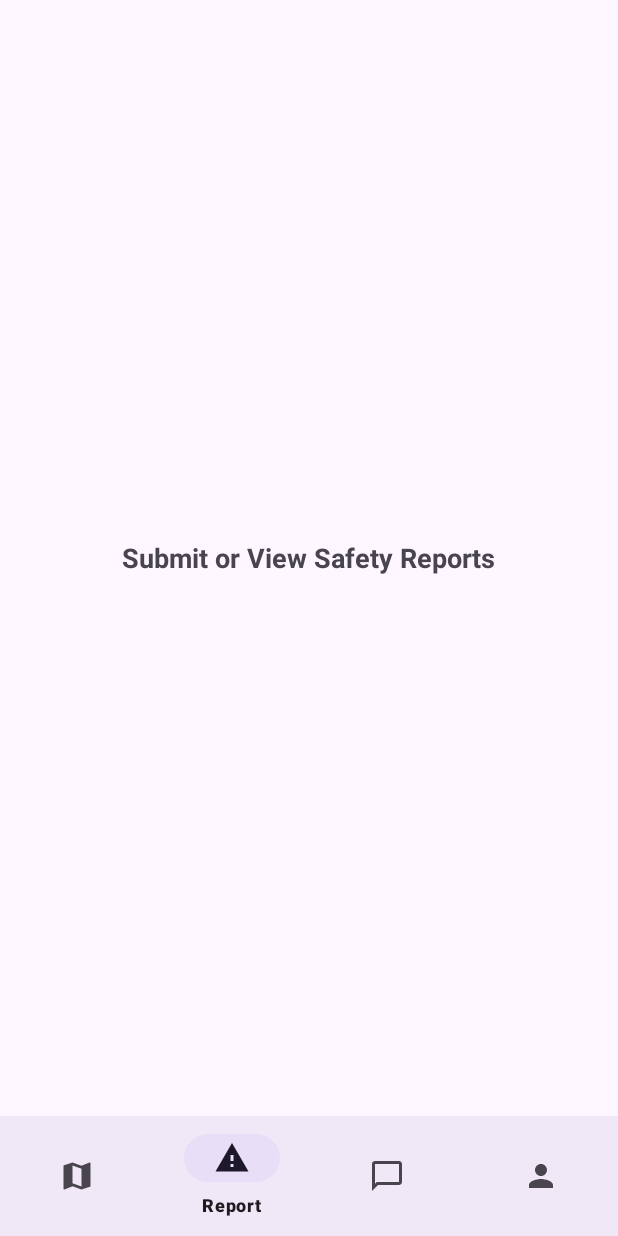
After one commit to JustAlone305/UMPayung, an Android app: the ReportFragment screen opened through its navigation route, on a phone screen of 412 x 824 dp. The commit adds this screen. Run offline under Robolectric (Android 15) with nearby library versions, the phone set to English and light mode, and no system bars; our stand-ins replace navigation-ui.

Commit message:
feat: implement root bottom navigation shell and multilingual strings

```diff
--- a/app/src/main/java/com/um/payung/MainActivity.java
+++ b/app/src/main/java/com/um/payung/MainActivity.java
@@ -3,6 +3,10 @@ package com.um.payung;
 import android.os.Bundle;
 import android.util.Log;
 import androidx.appcompat.app.AppCompatActivity;
+import androidx.navigation.NavController;
+import androidx.navigation.fragment.NavHostFragment;
+import androidx.navigation.ui.NavigationUI;
+import com.google.android.material.bottomnavigation.BottomNavigationView;
 import java.util.concurrent.ExecutorService;
 import java.util.concurrent.Executors;
 
@@ -14,6 +18,15 @@ public class MainActivity extends AppCompatActivity {
     protected void onCreate(Bundle savedInstanceState) {
         super.onCreate(savedInstanceState);
         setContentView(R.layout.activity_main);
+
+        // Set up Bottom Navigation with Navigation Controller
+        NavHostFragment navHostFragment = (NavHostFragment) getSupportFragmentManager()
+                .findFragmentById(R.id.nav_host_fragment);
+        if (navHostFragment != null) {
+            NavController navController = navHostFragment.getNavController();
+            BottomNavigationView bottomNav = findViewById(R.id.bottom_navigation);
+            NavigationUI.setupWithNavController(bottomNav, navController);
+        }
 
         // Load the 14,000+ node graph asynchronously on a worker thread
         ExecutorService executor = Executors.newSingleThreadExecutor();
@@ -31,4 +44,8 @@ public class MainActivity extends AppCompatActivity {
             });
         });
     }
+
+    public CampusGraphParser.GraphData getCampusGraph() {
+        return campusGraph;
+    }
 }
--- /dev/null
+++ b/app/src/main/java/com/um/payung/ui/HomeFragment.java
@@ -0,0 +1,24 @@
+package com.um.payung.ui;
+
+import android.os.Bundle;
+import android.view.LayoutInflater;
+import android.view.View;
+import android.view.ViewGroup;
+import androidx.annotation.NonNull;
+import androidx.annotation.Nullable;
+import androidx.fragment.app.Fragment;
+import com.um.payung.R;
+
+public class HomeFragment extends Fragment {
+
+    public HomeFragment() {
+        // Required empty public constructor
+    }
+
+    @Nullable
+    @Override
+    public View onCreateView(@NonNull LayoutInflater inflater, @Nullable ViewGroup container,
+                             @Nullable Bundle savedInstanceState) {
+        return inflater.inflate(R.layout.fragment_home, container, false);
+    }
+}
--- /dev/null
+++ b/app/src/main/java/com/um/payung/ui/ReportFragment.java
@@ -0,0 +1,24 @@
+package com.um.payung.ui;
+
+import android.os.Bundle;
+import android.view.LayoutInflater;
+import android.view.View;
+import android.view.ViewGroup;
+import androidx.annotation.NonNull;
+import androidx.annotation.Nullable;
+import androidx.fragment.app.Fragment;
+import com.um.payung.R;
+
+public class ReportFragment extends Fragment {
+
+    public ReportFragment() {
+        // Required empty public constructor
+    }
+
+    @Nullable
+    @Override
+    public View onCreateView(@NonNull LayoutInflater inflater, @Nullable ViewGroup container,
+                             @Nullable Bundle savedInstanceState) {
+        return inflater.inflate(R.layout.fragment_report, container, false);
+    }
+}
--- /dev/null
+++ b/app/src/main/res/drawable/ic_nav_chat.xml
@@ -0,0 +1,9 @@
+<vector xmlns:android="http://schemas.android.com/apk/res/android"
+    android:width="24dp"
+    android:height="24dp"
+    android:viewportWidth="24"
+    android:viewportHeight="24">
+    <path
+        android:fillColor="#FF000000"
+        android:pathData="M20,2H4C2.9,2 2,2.9 2,4v18l4,-4h14c1.1,0 2,-0.9 2,-2V4C22,2.9 21.1,2 20,2zM20,16H5.17L4,17.17V4h16V16z"/>
+</vector>
--- /dev/null
+++ b/app/src/main/res/drawable/ic_nav_home.xml
@@ -0,0 +1,9 @@
+<vector xmlns:android="http://schemas.android.com/apk/res/android"
+    android:width="24dp"
+    android:height="24dp"
+    android:viewportWidth="24"
+    android:viewportHeight="24">
+    <path
+        android:fillColor="#FF000000"
+        android:pathData="M20.5,3l-0.16,0.03L15,5.1 9,3 3.36,4.9c-0.21,0.07 -0.36,0.25 -0.36,0.48V20.5c0,0.28 0.22,0.5 0.5,0.5l0.16,-0.03L9,18.9l6,2.1 5.64,-1.9c0.21,-0.07 0.36,-0.25 0.36,-0.48V3.5c0,-0.28 -0.22,-0.5 -0.5,-0.5zM15,19l-6,-2.11V5l6,2.11V19z"/>
+</vector>
--- /dev/null
+++ b/app/src/main/res/drawable/ic_nav_profile.xml
@@ -0,0 +1,9 @@
+<vector xmlns:android="http://schemas.android.com/apk/res/android"
+    android:width="24dp"
+    android:height="24dp"
+    android:viewportWidth="24"
+    android:viewportHeight="24">
+    <path
+        android:fillColor="#FF000000"
+        android:pathData="M12,12c2.21,0 4,-1.79 4,-4s-1.79,-4 -4,-4 -4,1.79 -4,4 1.79,4 4,4zM12,14c-2.67,0 -8,1.34 -8,4v2h16v-2c0,-2.66 -5.33,-4 -8,-4z"/>
+</vector>
--- /dev/null
+++ b/app/src/main/res/drawable/ic_nav_report.xml
@@ -0,0 +1,9 @@
+<vector xmlns:android="http://schemas.android.com/apk/res/android"
+    android:width="24dp"
+    android:height="24dp"
+    android:viewportWidth="24"
+    android:viewportHeight="24">
+    <path
+        android:fillColor="#FF000000"
+        android:pathData="M1,21h22L12,2 1,21zM13,18h-2v-2h2v2zM13,14h-2v-4h2v4z"/>
+</vector>
--- a/app/src/main/res/layout/activity_main.xml
+++ b/app/src/main/res/layout/activity_main.xml
@@ -2,18 +2,32 @@
 <androidx.constraintlayout.widget.ConstraintLayout xmlns:android="http://schemas.android.com/apk/res/android"
     xmlns:app="http://schemas.android.com/apk/res-auto"
     xmlns:tools="http://schemas.android.com/tools"
-    android:id="@+id/main"
+    android:id="@+id/container"
     android:layout_width="match_parent"
     android:layout_height="match_parent"
     tools:context=".MainActivity">
 
-    <TextView
-        android:layout_width="wrap_content"
+    <androidx.fragment.app.FragmentContainerView
+        android:id="@+id/nav_host_fragment"
+        android:name="androidx.navigation.fragment.NavHostFragment"
+        android:layout_width="0dp"
+        android:layout_height="0dp"
+        app:defaultNavHost="true"
+        app:layout_constraintBottom_toTopOf="@id/bottom_navigation"
+        app:layout_constraintEnd_toEndOf="parent"
+        app:layout_constraintStart_toStartOf="parent"
+        app:layout_constraintTop_toTopOf="parent"
+        app:navGraph="@navigation/nav_graph" />
+
+    <com.google.android.material.bottomnavigation.BottomNavigationView
+        android:id="@+id/bottom_navigation"
+        android:layout_width="0dp"
         android:layout_height="wrap_content"
-        android:text="Hello World!"
+        android:layout_gravity="bottom"
+        android:background="?android:attr/windowBackground"
         app:layout_constraintBottom_toBottomOf="parent"
         app:layout_constraintEnd_toEndOf="parent"
         app:layout_constraintStart_toStartOf="parent"
-        app:layout_constraintTop_toTopOf="parent" />
+        app:menu="@menu/bottom_nav_menu" />
 
 </androidx.constraintlayout.widget.ConstraintLayout>
--- /dev/null
+++ b/app/src/main/res/layout/fragment_report.xml
@@ -0,0 +1,15 @@
+<?xml version="1.0" encoding="utf-8"?>
+<FrameLayout xmlns:android="http://schemas.android.com/apk/res/android"
+    android:layout_width="match_parent"
+    android:layout_height="match_parent"
+    android:padding="16dp">
+
+    <TextView
+        android:id="@+id/text_report"
+        android:layout_width="wrap_content"
+        android:layout_height="wrap_content"
+        android:layout_gravity="center"
+        android:text="@string/placeholder_report"
+        android:textSize="18sp"
+        android:textStyle="bold" />
+</FrameLayout>
--- /dev/null
+++ b/app/src/main/res/menu/bottom_nav_menu.xml
@@ -0,0 +1,19 @@
+<?xml version="1.0" encoding="utf-8"?>
+<menu xmlns:android="http://schemas.android.com/apk/res/android">
+    <item
+        android:id="@+id/navigation_home"
+        android:icon="@drawable/ic_nav_home"
+        android:title="@string/nav_home" />
+    <item
+        android:id="@+id/navigation_report"
+        android:icon="@drawable/ic_nav_report"
+        android:title="@string/nav_report" />
+    <item
+        android:id="@+id/navigation_chat"
+        android:icon="@drawable/ic_nav_chat"
+        android:title="@string/nav_chat" />
+    <item
+        android:id="@+id/navigation_profile"
+        android:icon="@drawable/ic_nav_profile"
+        android:title="@string/nav_profile" />
+</menu>
--- /dev/null
+++ b/app/src/main/res/navigation/nav_graph.xml
@@ -0,0 +1,31 @@
+<?xml version="1.0" encoding="utf-8"?>
+<navigation xmlns:android="http://schemas.android.com/apk/res/android"
+    xmlns:app="http://schemas.android.com/apk/res-auto"
+    xmlns:tools="http://schemas.android.com/tools"
+    android:id="@+id/nav_graph"
+    app:startDestination="@id/navigation_home">
+
+    <fragment
+        android:id="@+id/navigation_home"
+        android:name="com.um.payung.ui.HomeFragment"
+        android:label="@string/title_home"
+        tools:layout="@layout/fragment_home" />
+
+    <fragment
+        android:id="@+id/navigation_report"
+        android:name="com.um.payung.ui.ReportFragment"
+        android:label="@string/title_report"
+        tools:layout="@layout/fragment_report" />
+
+    <fragment
+        android:id="@+id/navigation_chat"
+        android:name="com.um.payung.ui.ChatFragment"
+        android:label="@string/title_chat"
+        tools:layout="@layout/fragment_chat" />
+
+    <fragment
+        android:id="@+id/navigation_profile"
+        android:name="com.um.payung.ui.ProfileFragment"
+        android:label="@string/title_profile"
+        tools:layout="@layout/fragment_profile" />
+</navigation>
--- a/app/src/main/res/values/strings.xml
+++ b/app/src/main/res/values/strings.xml
@@ -1,3 +1,17 @@
 <resources>
-    <string name="app_name">UMPayung</string>
+    <string name="app_name">UM Payung</string>
+    <string name="nav_home">Map</string>
+    <string name="nav_report">Report</string>
+    <string name="nav_chat">Chat</string>
+    <string name="nav_profile">Profile</string>
+
+    <string name="title_home">Campus Map</string>
+    <string name="title_report">Safety Report</string>
+    <string name="title_chat">Safety Assistant</string>
+    <string name="title_profile">User Profile</string>
+
+    <string name="placeholder_home">Campus Map View (Google Maps)</string>
+    <string name="placeholder_report">Submit or View Safety Reports</string>
+    <string name="placeholder_chat">AI Safety &amp; Emergency Assistant</string>
+    <string name="placeholder_profile">User Settings &amp; Preferences</string>
 </resources>
--- a/gradle/libs.versions.toml
+++ b/gradle/libs.versions.toml
@@ -5,7 +5,7 @@ junitVersion = "1.3.0"
 espressoCore = "3.7.0"
 appcompat = "1.8.0"
 material = "1.14.0"
-activityKtx = "1.13.0"
+activityKtx = "1.9.3"
 constraintlayout = "2.2.2"
 
 [libraries]
```
Also changed, not shown: app/build.gradle.kts (+9 -4 lines), app/src/main/java/com/um/payung/ui/ChatFragment.java (added, +24 -0 lines), app/src/main/java/com/um/payung/ui/ProfileFragment.java (added, +24 -0 lines), app/src/main/res/layout/fragment_chat.xml (added, +15 -0 lines), app/src/main/res/layout/fragment_home.xml (added, +15 -0 lines), app/src/main/res/layout/fragment_profile.xml (added, +15 -0 lines), 4 other files.
